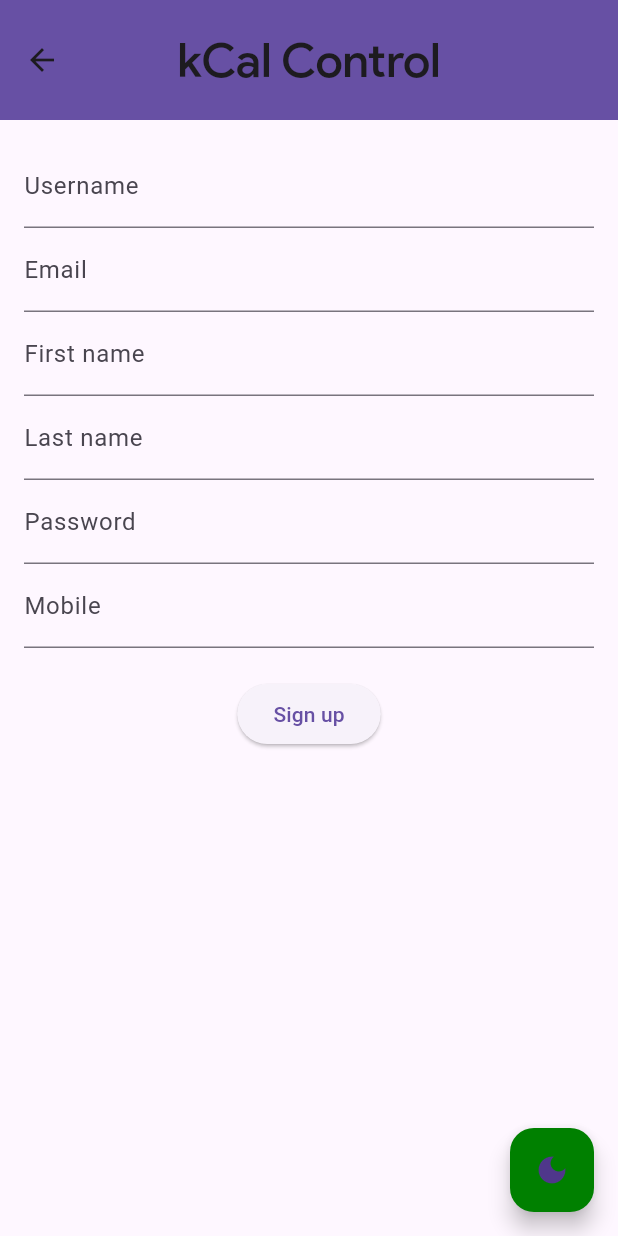
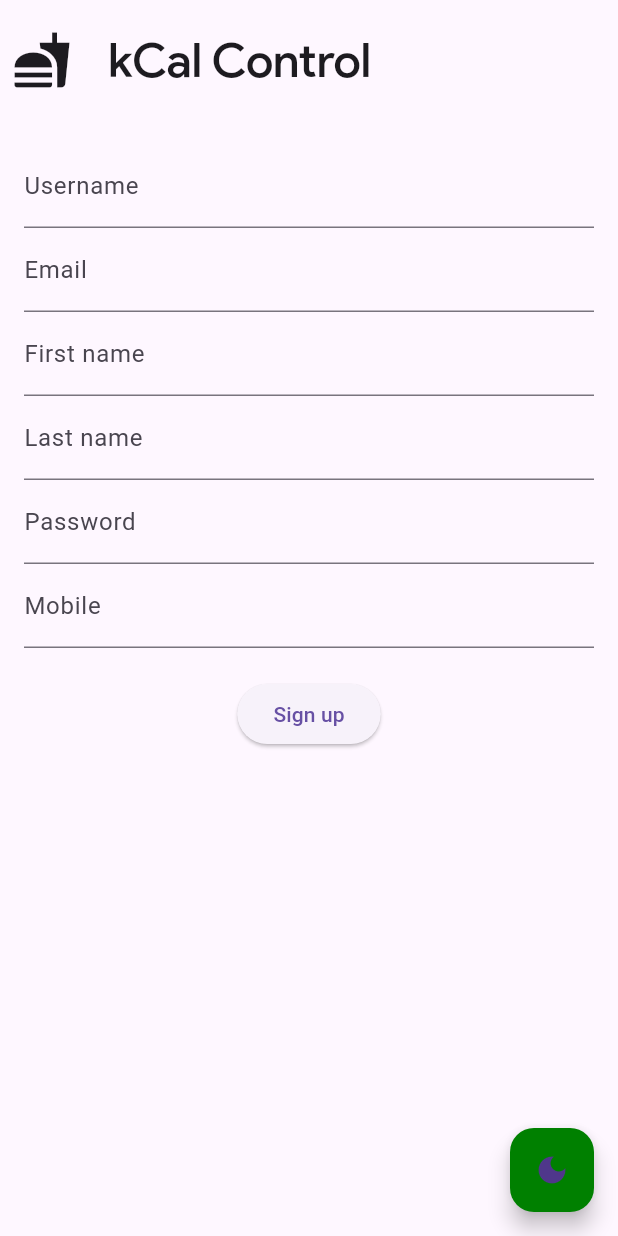
Before and after one commit to pablichoka/kCal_frontend, a Flutter app: the SignUpPage screen opened directly, on a phone screen of 412 x 824 dp. Run offline on Flutter 3.47's test engine with Material 3 defaults, Android fonts, the phone set to English and light mode, and no system bars; our stand-ins replace flutter_secure_storage, sidebarx; missing offline and left inert: material_theme_builder; accounts and stored records are empty; network calls fail.

Commit message:
Modified appBar. Pending.

```diff
--- a/lib/widgets/app_bar.dart
+++ b/lib/widgets/app_bar.dart
@@ -1,4 +1,6 @@
 import 'package:flutter/material.dart';
+
+import '../themes/theme_data.dart';
 
 class DAppBar extends StatelessWidget implements PreferredSizeWidget {
   final String title;
@@ -13,10 +15,11 @@ class DAppBar extends StatelessWidget implements PreferredSizeWidget {
     return AppBar(
         title: Text(title, style: Theme.of(context).textTheme.headlineLarge),
         automaticallyImplyLeading: returnable ? true : false,
+        leading: Icon(Icons.fastfood, color: Theme.of(context).textTheme.headlineLarge?.color, size: 40,),
         toolbarHeight: 80,
         elevation: 0,
-        backgroundColor: Theme.of(context).primaryColor,
-        centerTitle: true,
+        backgroundColor: Theme.of(context).canvasColor,
+        centerTitle: false,
         actions: actions,
         // flexibleSpace: Container(
         //     decoration: BoxDecoration(
```
